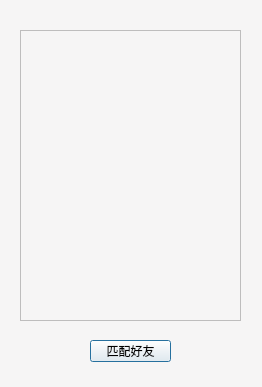
Old version of the form client/ui/tageditor.ui in the repository pechpo/What-s-up.
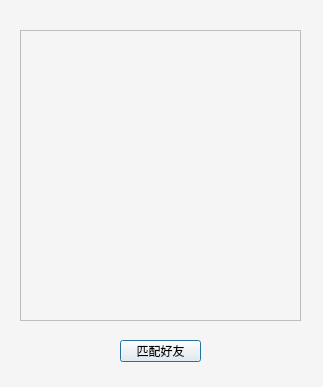
New version of the form.

Patch:
```diff
--- a/client/ui/tageditor.ui
+++ b/client/ui/tageditor.ui
@@ -6,7 +6,7 @@
    <rect>
     <x>0</x>
     <y>0</y>
-    <width>262</width>
+    <width>323</width>
     <height>387</height>
    </rect>
   </property>
@@ -22,7 +22,7 @@
     <rect>
      <x>20</x>
      <y>30</y>
-     <width>221</width>
+     <width>281</width>
      <height>291</height>
     </rect>
    </property>
@@ -34,7 +34,7 @@
      <rect>
       <x>0</x>
       <y>0</y>
-      <width>219</width>
+      <width>279</width>
       <height>289</height>
      </rect>
     </property>
@@ -43,7 +43,7 @@
   <widget class="QPushButton" name="confirmButton">
    <property name="geometry">
     <rect>
-     <x>90</x>
+     <x>120</x>
      <y>340</y>
      <width>81</width>
      <height>22</height>
```
